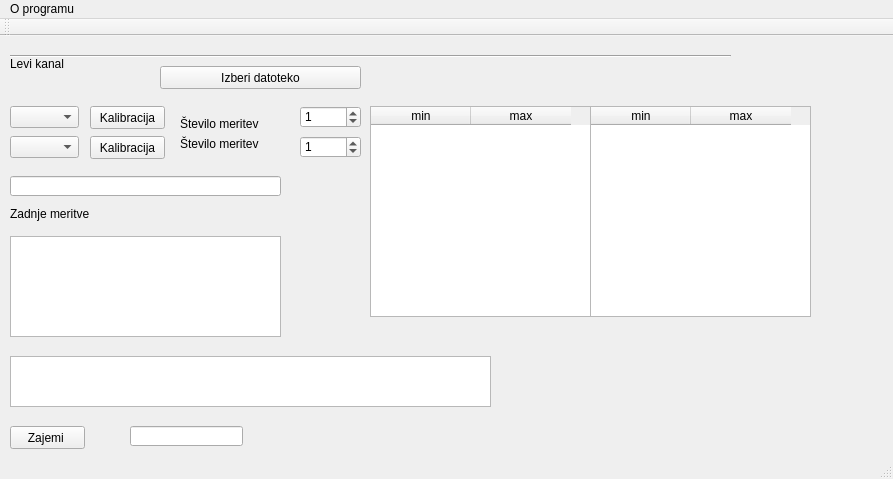
First picture: the form in mainwindow.ui, repository krkoc/meritve, before the edit.
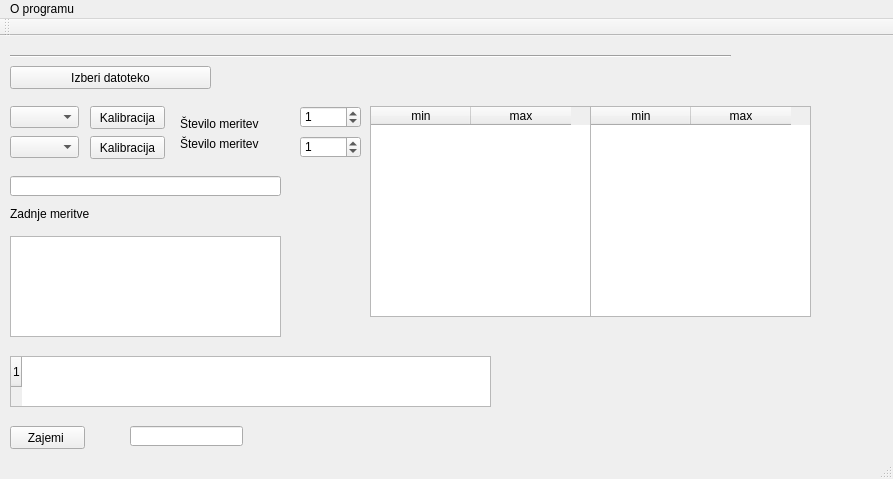
Second picture: the form after the edit.

Commit message: cosmeetic changes: no scrollbar for meritveTable

Diff of the .ui file:
```diff
--- a/mainwindow.ui
+++ b/mainwindow.ui
@@ -63,7 +63,7 @@
    <widget class="QPushButton" name="pushIzberiDat_L">
     <property name="geometry">
      <rect>
-      <x>160</x>
+      <x>10</x>
       <y>30</y>
       <width>201</width>
       <height>23</height>
@@ -86,19 +86,6 @@
      <string>Zajemi </string>
     </property>
    </widget>
-   <widget class="QLabel" name="label_2">
-    <property name="geometry">
-     <rect>
-      <x>10</x>
-      <y>20</y>
-      <width>81</width>
-      <height>16</height>
-     </rect>
-    </property>
-    <property name="text">
-     <string>Levi kanal</string>
-    </property>
-   </widget>
    <widget class="QPushButton" name="calibrationButton_L">
     <property name="geometry">
      <rect>
@@ -259,6 +246,10 @@
       <height>51</height>
      </rect>
     </property>
+    <property name="rowCount">
+     <number>1</number>
+    </property>
+    <row/>
    </widget>
   </widget>
   <widget class="QMenuBar" name="menuBar">
```
The commit also changes 2 other files.
